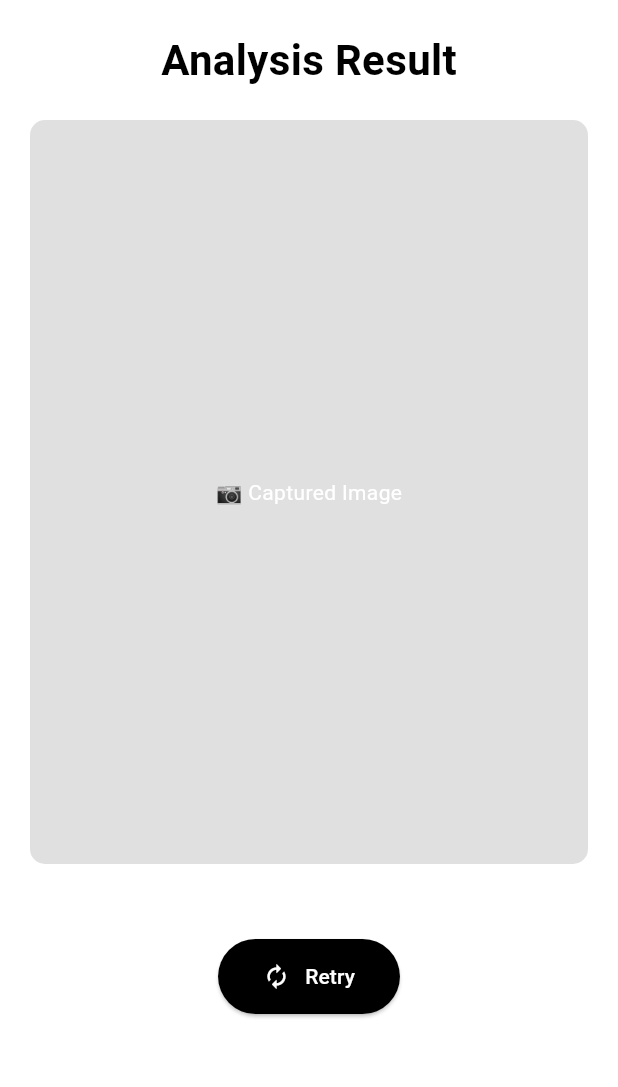
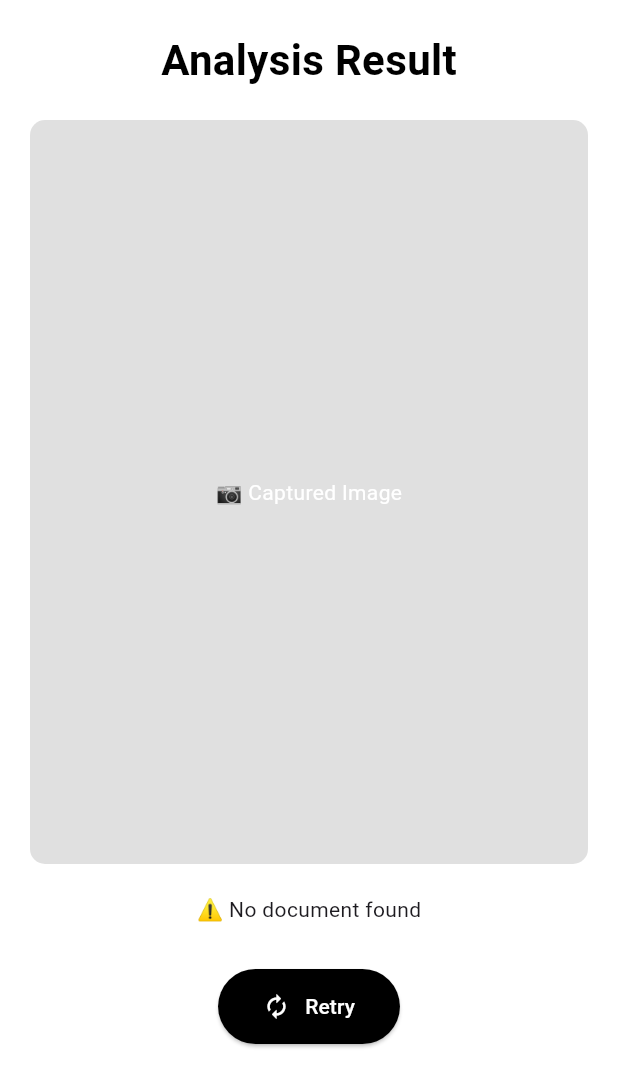
Before and after one commit to mabc04/faceskinvisors, a Flutter app: the ResultPage screen opened directly, on a phone screen of 412 x 824 dp. Shown: the top 1087 px of the screen. Run offline on Flutter 3.47's test engine with Material 3 defaults, Android fonts, the phone set to English and light mode, and no system bars; our stand-ins replace camera, cloud_firestore, image_picker, shared_preferences; missing offline and left inert: screen_brightness, window_size; accounts and stored records are empty.

Commit message:
Update ResultPage.dart

```diff
--- a/lib/ResultPage.dart
+++ b/lib/ResultPage.dart
@@ -1,8 +1,7 @@
 import 'dart:convert';
 import 'dart:typed_data';
-import 'package:faceskinvisors/TestModel.dart';
+import 'package:cloud_firestore/cloud_firestore.dart';
 import 'package:flutter/material.dart';
-import 'home_screen.dart';
 import 'TestModel2.dart';
 
 class ResultPage extends StatelessWidget {
@@ -36,6 +35,12 @@ class ResultPage extends StatelessWidget {
         ? objectCounts!.first!
         : 0;
 
+    // For now, hardcoded condition (later replace with your detection logic)
+    final String detectedCondition = "Blackheads".trim();
+
+    // 🔍 Debugging
+    print("DEBUG → detectedCondition = '$detectedCondition'");
+
     return Scaffold(
       backgroundColor: Colors.white,
       body: SafeArea(
@@ -53,6 +58,8 @@ class ResultPage extends StatelessWidget {
                 ),
               ),
               const SizedBox(height: 20),
+
+              // 📷 Image preview
               AspectRatio(
                 aspectRatio: 3 / 4,
                 child: Container(
@@ -74,7 +81,94 @@ class ResultPage extends StatelessWidget {
                 ),
               ),
               const SizedBox(height: 20),
+
+              // 🔥 Firestore fetch
+              FutureBuilder<DocumentSnapshot>(
+                future: FirebaseFirestore.instance
+                    .collection("Conditions")
+                    .doc(detectedCondition) // ✅ trimmed
+                    .get(),
+                builder: (context, snapshot) {
+                  if (snapshot.connectionState == ConnectionState.waiting) {
+                    return const CircularProgressIndicator();
+                  }
+
+                  if (snapshot.hasError) {
+                    return Text("❌ Error: ${snapshot.error}");
+                  }
+
+                  if (!snapshot.hasData || !snapshot.data!.exists) {
+                    return const Text("⚠️ No document found");
+                  }
+
+                  var data = snapshot.data!.data() as Map<String, dynamic>?;
+
+                  if (data == null) {
+                    return const Text("⚠️ Document is empty");
+                  }
+
+                  // 🔍 Debugging Firestore data
+                  print("DEBUG → Firestore data: $data");
+
+                  return Column(
+                    crossAxisAlignment: CrossAxisAlignment.start,
+                    children: [
+                      Text(
+                        data["Name"] ?? "Unknown Condition",
+                        style: const TextStyle(
+                          fontSize: 22,
+                          fontWeight: FontWeight.bold,
+                        ),
+                      ),
+                      const SizedBox(height: 10),
+                      Text(
+                        data["Description"] ?? "No description available",
+                        style: const TextStyle(fontSize: 16),
+                      ),
+                      const SizedBox(height: 20),
+                      const Text(
+                        "Recommendation:",
+                        style: TextStyle(
+                          fontSize: 18,
+                          fontWeight: FontWeight.bold,
+                        ),
+                      ),
+                      Text(
+                        data["Recommendation"] ??
+                            "No recommendation available",
+                        style: const TextStyle(fontSize: 16),
+                      ),
+                      const SizedBox(height: 20),
+                      const Text(
+                        "Cause:",
+                        style: TextStyle(
+                          fontSize: 18,
+                          fontWeight: FontWeight.bold,
+                        ),
+                      ),
+
+                      // ✅ Cause list rendering
+                      ...(data["Cause"] is List
+                          ? (data["Cause"] as List<dynamic>).map((cause) {
+                              return Text(
+                                "- $cause",
+                                style: const TextStyle(fontSize: 16),
+                              );
+                            }).toList()
+                          : [
+                              const Text(
+                                "No causes available",
+                                style: TextStyle(fontSize: 16),
+                              )
+                            ]),
+                    ],
+                  );
+                },
+              ),
+
               const SizedBox(height: 30),
+
+              // Retry button
               ElevatedButton(
                 style: ElevatedButton.styleFrom(
                   backgroundColor: Colors.black,
@@ -98,7 +192,6 @@ class ResultPage extends StatelessWidget {
                   ],
                 ),
               ),
-
             ],
           ),
         ),
```
